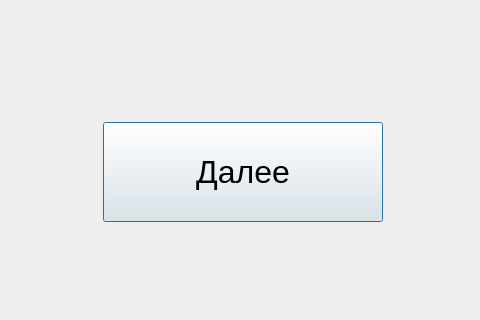
krbroman/Petinator, file QtPetinator/secondslide.ui: the form before one commit; both pictures show x 287 to 767 and y 448 to 768 of the 1024 by 768 pixel window.
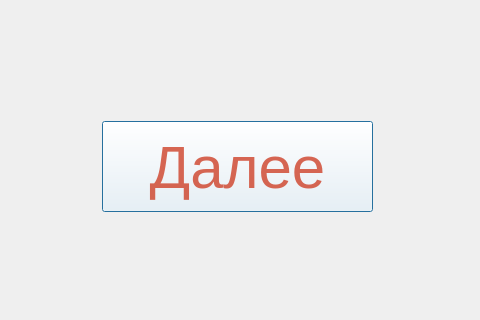
The form after the commit.

The edit to the form file:
```diff
--- a/QtPetinator/secondslide.ui
+++ b/QtPetinator/secondslide.ui
@@ -34,15 +34,18 @@
   <widget class="QPushButton" name="pushButton">
    <property name="geometry">
     <rect>
-     <x>390</x>
-     <y>570</y>
-     <width>280</width>
-     <height>100</height>
+     <x>389</x>
+     <y>569</y>
+     <width>271</width>
+     <height>91</height>
     </rect>
    </property>
    <property name="font">
     <font>
-     <pointsize>24</pointsize>
+     <pointsize>45</pointsize>
+     <weight>50</weight>
+     <italic>false</italic>
+     <bold>false</bold>
     </font>
    </property>
    <property name="toolTip">
@@ -59,6 +62,12 @@
 &lt;/html&gt;
 </string>
    </property>
+   <property name="styleSheet">
+    <string notr="true">background:rgba(255, 255, 255, 0);
+color:rgba(204, 57, 31, 196);
+font-size:45pt;
+font:&quot;Arial Rounded MT Bold&quot;;</string>
+   </property>
    <property name="text">
     <string>Далее</string>
    </property>
@@ -118,7 +127,7 @@
   <widget class="QLabel" name="label6">
    <property name="geometry">
     <rect>
-     <x>379</x>
+     <x>380</x>
      <y>564</y>
      <width>295</width>
      <height>108</height>
```
Left out of the diff: 4 changed lines with no effect on the pictures.
